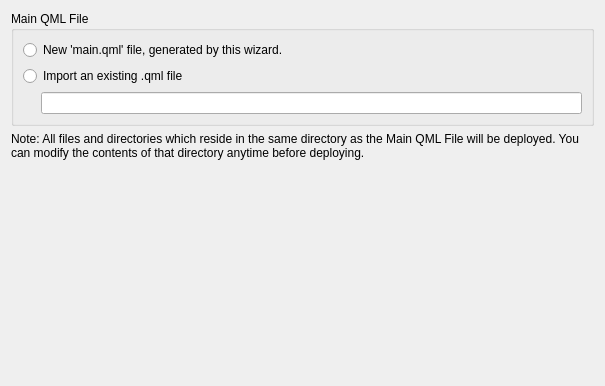
qt-creator/qt-creator, file src/plugins/qt4projectmanager/wizards/qmlstandaloneappwizardsourcespage.ui: the form before one commit.
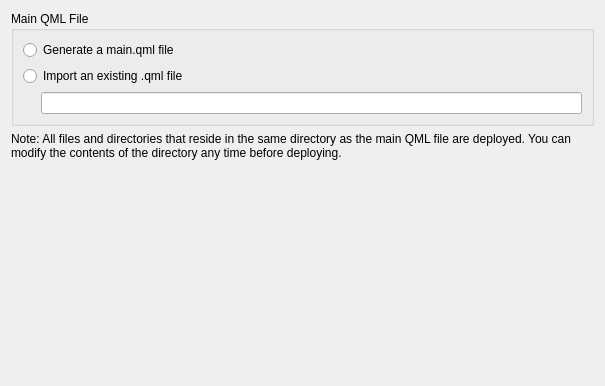
The form after the commit. Custom widgets are drawn as their Qt base class.

Commit message: Doc - changes to Qt Quick Project wizards

Patch:
```diff
--- a/src/plugins/qt4projectmanager/wizards/qmlstandaloneappwizardsourcespage.ui
+++ b/src/plugins/qt4projectmanager/wizards/qmlstandaloneappwizardsourcespage.ui
@@ -23,7 +23,7 @@
       <item row="0" column="0" colspan="2">
        <widget class="QRadioButton" name="newQmlRadioButton">
         <property name="text">
-         <string>New 'main.qml' file, generated by this wizard.</string>
+         <string>Generate a main.qml file</string>
         </property>
        </widget>
       </item>
@@ -65,7 +65,7 @@
       </sizepolicy>
      </property>
      <property name="text">
-      <string>Note: All files and directories which reside in the same directory as the Main QML File will be deployed. You can modify the contents of that directory anytime before deploying.</string>
+      <string>Note: All files and directories that reside in the same directory as the main QML file are deployed. You can modify the contents of the directory any time before deploying.</string>
      </property>
      <property name="alignment">
       <set>Qt::AlignLeading|Qt::AlignLeft|Qt::AlignTop</set>
```
The commit also changes 10 other files.
